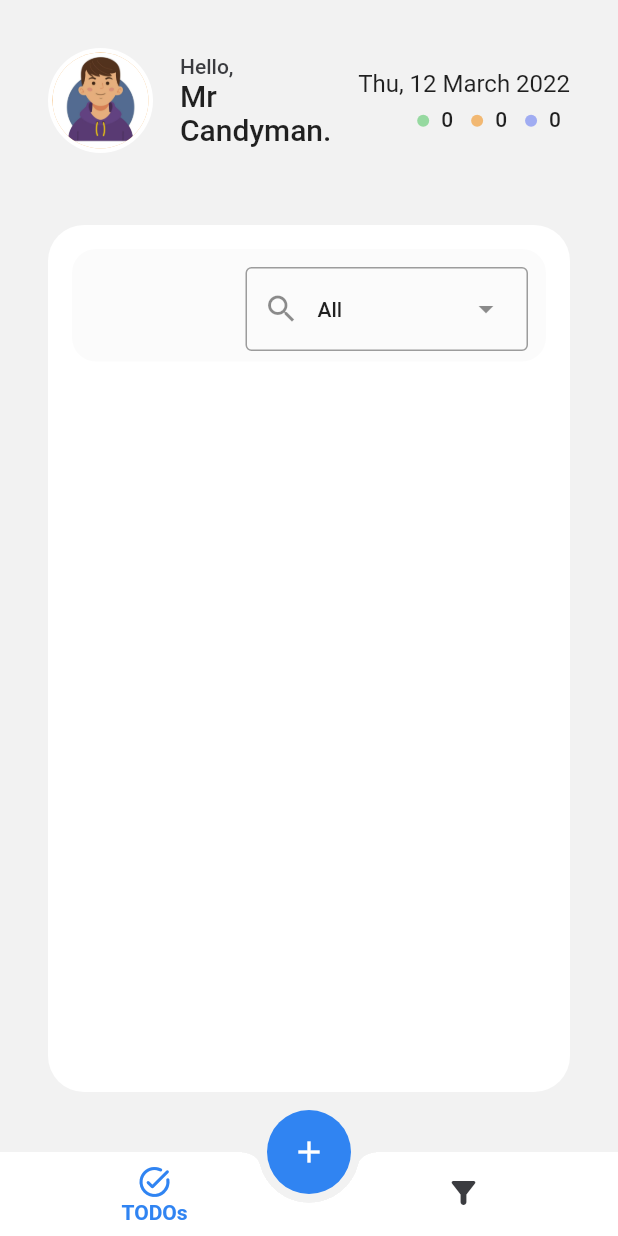
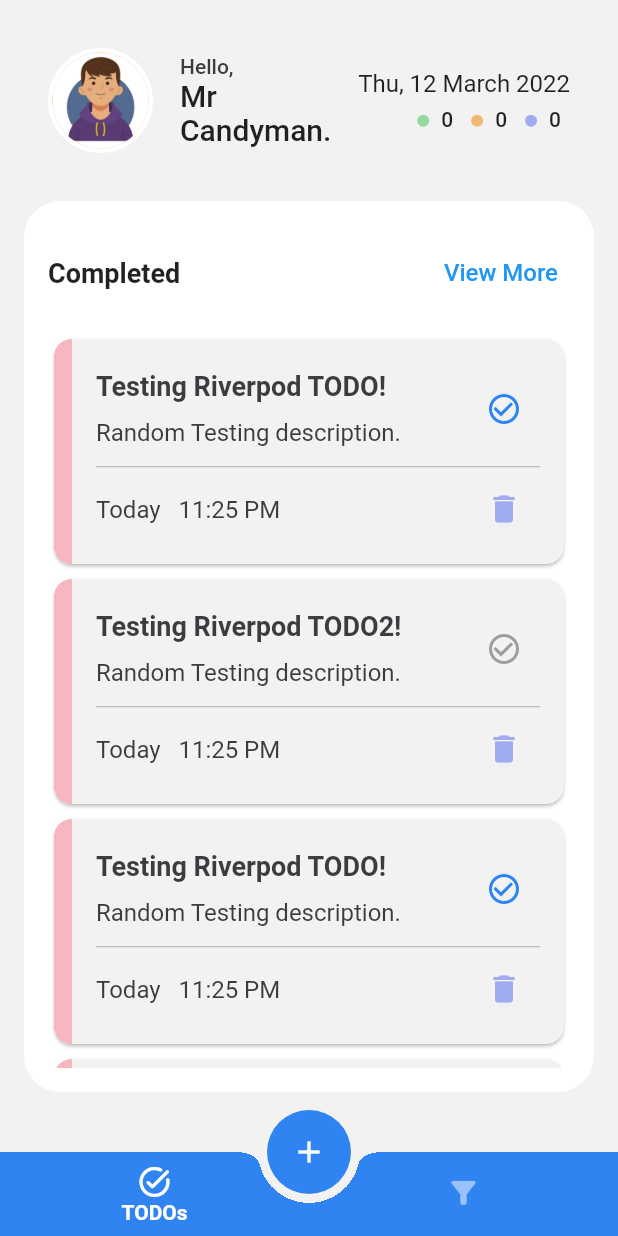
Before and after one commit to Hippopop/full-stack-todo, a Flutter app: the screen it shows after launch, on a phone screen of 412 x 824 dp. Run offline on Flutter 3.47's test engine with Material 2 defaults, Android fonts, the light colour scheme and no system bars; our stand-ins replace flutter_riverpod, freezed_annotation, go_router, lottie.

Commit message:
todo system on progress!

```diff
--- a/todo_client/analysis_options.yaml
+++ b/todo_client/analysis_options.yaml
@@ -1,5 +1,9 @@
 include: package:flutter_lints/flutter.yaml
 
 analyzer:
+  exclude:
+    - lib/**.g.dart
+    - lib/**.freezed.dart
+
   errors:
     invalid_annotation_target: ignore
--- /dev/null
+++ b/todo_client/lib/src/domain/model/todo/todo.dart
@@ -0,0 +1,19 @@
+import 'package:flutter/foundation.dart';
+import 'package:freezed_annotation/freezed_annotation.dart';
+
+part 'todo.freezed.dart';
+
+part 'todo.g.dart';
+
+@freezed
+class Todo with _$Todo {
+  const factory Todo({
+    required int id,
+    required String title,
+    String? description,
+    required String state,
+    required String priority,
+  }) = _Todo;
+
+  factory Todo.fromJson(Map<String, Object?> json) => _$TodoFromJson(json);
+}
--- a/todo_client/lib/src/features/homepage/controllers/navbar_controller.dart
+++ b/todo_client/lib/src/features/homepage/controllers/navbar_controller.dart
@@ -11,8 +11,6 @@ class NavbarManager {
   ];
 
   int index(String path) => pathList.indexOf(path);
-
   String path(int index) => pathList[index];
-
   const NavbarManager();
 }
--- /dev/null
+++ b/todo_client/lib/src/features/homepage/controllers/todo_provider.dart
@@ -0,0 +1,72 @@
+import 'package:flutter_riverpod/flutter_riverpod.dart';
+import 'package:todo_client/src/domain/model/todo/todo.dart';
+
+class TodosNotifier extends Notifier<List<Todo>> {
+  @override
+  List<Todo> build() {
+    return [
+      const Todo(
+        id: 1,
+        title: 'Testing Riverpod TODO!',
+        description: 'Random Testing description.',
+        state: 'completed',
+        priority: 'high',
+      ),
+      const Todo(
+        id: 2,
+        title: 'Testing Riverpod TODO2!',
+        description: 'Random Testing description.',
+        state: 'active',
+        priority: 'high',
+      ),
+      const Todo(
+        id: 3,
+        title: 'Testing Riverpod TODO!',
+        description: 'Random Testing description.',
+        state: 'completed',
+        priority: 'low',
+      ),
+      const Todo(
+        id: 4,
+        title: 'Testing Riverpod TODO4!',
+        description: 'Random Testing description.',
+        state: 'completed',
+        priority: 'high',
+      ),
+      const Todo(
+        id: 5,
+        title: 'Testing Riverpod TODO5!',
+        description: 'Random Testing description.',
+        state: 'completed',
+        priority: 'medium',
+      ),
+    ];
+  }
+
+  void addTodo(Todo todo) {
+    state = [...state, todo];
+  }
+
+  void removeTodo(int todoId) {
+    state = [
+      for (final todo in state)
+        if (todo.id != todoId) todo,
+    ];
+  }
+
+  void toggle(int todoId) {
+    state = [
+      for (final todo in state)
+        if (todo.id == todoId)
+          todo.copyWith(
+            state: todo.state == 'completed' ? 'active' : 'completed',
+          )
+        else
+          todo,
+    ];
+  }
+}
+
+final todosProvider = NotifierProvider<TodosNotifier, List<Todo>>(() {
+  return TodosNotifier();
+});
--- a/todo_client/lib/src/features/homepage/views/todo_screen.dart
+++ b/todo_client/lib/src/features/homepage/views/todo_screen.dart
@@ -1,35 +1,26 @@
 import 'package:flutter/material.dart';
 import 'package:flutter/services.dart';
+import 'package:flutter_riverpod/flutter_riverpod.dart';
 import 'package:lottie/lottie.dart';
-
-import '../../../system/themes/extensions/colors_theme.dart';
+import 'package:todo_client/src/domain/model/todo/todo.dart';
+import 'package:todo_client/src/features/homepage/controllers/todo_provider.dart';
+import 'package:todo_client/src/system/themes/extensions/theme_extensions.dart';
 
 class AllTodoScreen extends StatelessWidget {
   const AllTodoScreen({super.key});
 
-  // final String profileAvatarString =
-  // 'https://img.freepik.com/free-psd/3d-illustration-person-tank-top_23-2149436202.jpg?size=626&ext=jpg&ga=GA1.1.517707850.1679506246&semt=ais';
-  // 'https://img.freepik.com/free-vector/3d-cartoon-young-woman-smiling-circle-frame-character-illustration-vector-design_40876-3100.jpg?size=626&ext=jpg&ga=GA1.1.517707850.1679506246&semt=ais';
-  // 'https://img.freepik.com/free-psd/3d-illustration-person-with-glasses_23-2149436185.jpg?size=626&ext=jpg&ga=GA1.1.517707850.1679506246&semt=ais';
-  // 'https://img.freepik.com/free-photo/fun-3d-illustration-black-referee-with-mask_183364-81233.jpg?size=626&ext=jpg&ga=GA1.1.517707850.1679506246&semt=ais';
-  // 'https://img.freepik.com/free-vector/portrait-beautiful-girl-with-tiara-her-head_1196-849.jpg?size=626&ext=jpg&ga=GA1.1.517707850.1679506246&semt=ais';
+  final titleTextStyles = const TextStyle(
+    fontSize: 18,
+    fontWeight: FontWeight.bold,
+  );
+
   @override
   Widget build(BuildContext context) {
     final colorTheme = Theme.of(context).extension<ColorsTheme>();
     return ColoredBox(
       color: colorTheme?.backgroundColor ?? Colors.white70,
       child: MouseRegion(
-        onHover: (PointerHoverEvent event) {
-          // print(event.toString());//Local offset
-          // print(event.distanceMin);//0.0
-          // print(event.distanceMax);//0.0
-          // print(event.distance);//0.0
-          // print(event.delta);//distanceMoved
-          // print(event.localDelta);//DistanceMoved based on the whole screen
-          // print(event.orientation);//0.0
-          // print(event.original);//GlobalOffset ig.
-          // print(event.)
-        },
+        onHover: (PointerHoverEvent event) {},
         child: SafeArea(
           child: Column(
             children: [
@@ -38,104 +29,39 @@ class AllTodoScreen extends StatelessWidget {
                 child: Container(
                   width: double.infinity,
                   margin: const EdgeInsets.only(
-                      left: 32, right: 32, top: 16, bottom: 40),
+                      left: 16, right: 16, top: 0, bottom: 40),
                   padding: const EdgeInsets.all(16),
                   decoration: BoxDecoration(
                     color: colorTheme?.white,
                     borderRadius: BorderRadius.circular(24),
                   ),
-                  child: MenuTheme(
-                    data: MenuThemeData(
-                      style: MenuStyle(
-                        elevation: MaterialStateProperty.resolveWith(
-                          (states) {
-                            print(states.toString());
-                            if (states.contains(MaterialState.focused))
-                              return 8;
-                          },
+                  constraints: const BoxConstraints(
+                    maxWidth: 980,
+                  ),
+                  child: Column(
+                    children: [
+                      Padding(
+                        padding: const EdgeInsets.only(top: 8.0, bottom: 16),
+                        child: Row(
+                          mainAxisAlignment: MainAxisAlignment.spaceBetween,
+                          children: [
+                            Text(
+                              'Completed',
+                              style: titleTextStyles,
+                            ),
+                            TextButton(
+                              onPressed: () {},
+                              child: const Text(
+                                'View More',
+                                style: TextStyle(
+                                  fontSize: 16,
                                 ),
                               ),
                             ),
-                    child: Column(
-                      children: [
-                        SizedBox(
-                          width: double.infinity,
-                          height: 75,
-                          child: Container(
-                            padding: const EdgeInsets.all(12),
-                            decoration: BoxDecoration(
-                              color:
-                                  colorTheme?.backgroundColor.withOpacity(0.3),
-                              borderRadius: BorderRadius.circular(16),
-                            ),
-                            child: Row(
-                              children: const [
-                                Spacer(),
-                                DropdownMenu(
-                                  selectedTrailingIcon:
-                                      Icon(Icons.check_circle_outline),
-                                  enableFilter: false,
-                                  initialSelection: 'All',
-                                  hintText: 'Filter',
-                                  menuStyle: MenuStyle(),
-                                  leadingIcon: Icon(
-                                    Icons.search,
-                                  ),
-
-                                  // inputDecorationTheme: InputDecorationTheme(
-                                  // border: OutlineInputBorder(),
-                                  // ),
-                                  dropdownMenuEntries: [
-                                    DropdownMenuEntry(
-                                      value: 'All',
-                                      label: 'All',
-                                    ),
-                                    DropdownMenuEntry(
-                                      value: 'Completed',
-                                      label: 'Completed',
-                                    ),
-                                    DropdownMenuEntry(
-                                      value: 'Left',
-                                      label: 'Left',
-                                    ),
                           ],
                         ),
-                                /* MenuBar(
-                                  children: [
-                                    Icon(Icons.abc),
-                                    Icon(Icons.access_alarm),
-                                    Icon(Icons.abc),
-                                    Icon(Icons.access_alarm),
-                                  ],
-                                  style: MenuStyle(),
-                                ), */
-                                MenuAnchor(menuChildren: [
-                                  Icon(Icons.abc),
-                                  Icon(Icons.access_alarm),
-                                  Icon(Icons.abc),
-                                  Icon(Icons.access_alarm),
-                                ]),
-                                /* DropdownButtonHideUnderline(
-                                  child: DropdownButton(
-                                    items: ["All", "Selected", "Done"]
-                                        .map(
-                                          (e) => DropdownMenuItem(
-                                            value: e,
-                                            child: Text(
-                                              e,
                       ),
-                                          ),
-                                        )
-                                        .toList(),
-                                    value: 'All',
-                                    selectedItemBuilder: (context) =>
-                                        List.generate(
-                                      3,
-                                      (index) => Container(color: Colors.white),
-                                    ),
-                                    onChanged: (value) {},
-                                  ),
-                                ), */
+                      const Expanded(child: TODOListView())
                     ],
                   ),
                 ),
@@ -144,9 +70,140 @@ class AllTodoScreen extends StatelessWidget {
           ),
         ),
       ),
+    );
+  }
+}
+
+class TODOListView extends ConsumerWidget {
+  const TODOListView({
+    super.key,
+  });
+
+  @override
+  Widget build(BuildContext context, WidgetRef ref) {
+    final todos = ref.watch(todosProvider);
+    return ListView.separated(
+      itemBuilder: (context, index) => TODOCardWidget(
+        todo: todos[index],
+      ),
+      separatorBuilder: (_, __) => const SizedBox(height: 2),
+      itemCount: todos.length,
+    );
+  }
+}
+
+class TODOCardWidget extends ConsumerWidget {
+  const TODOCardWidget({
+    super.key,
+    required this.todo,
+  });
+  final Todo todo;
+  @override
+  Widget build(BuildContext context, WidgetRef ref) {
+    final ColorsTheme? colorTheme = Theme.of(context).extension();
+    return Card(
+      color: colorTheme?.backgroundColor,
+      shape: RoundedRectangleBorder(
+        borderRadius: BorderRadius.circular(12),
+      ),
+      clipBehavior: Clip.hardEdge,
+      child: SizedBox(
+        height: 150,
+        child: Row(
+          children: [
+            ColoredBox(
+              color: colorTheme?.extraColor ?? Colors.black,
+              child: const SizedBox(
+                width: 12,
+                height: double.infinity,
+              ),
+            ),
+            Expanded(
+              child: Padding(
+                padding: const EdgeInsets.all(16),
+                child: Column(
+                  children: [
+                    Expanded(
+                      flex: 6,
+                      child: Row(
+                        children: [
+                          Expanded(
+                            child: Column(
+                              mainAxisAlignment: MainAxisAlignment.spaceAround,
+                              crossAxisAlignment: CrossAxisAlignment.start,
+                              children: [
+                                Text(
+                                  todo.title,
+                                  style: TextStyle(
+                                    color: colorTheme?.extraTextColor,
+                                    fontSize: 18,
+                                    fontWeight: FontWeight.bold,
+                                  ),
+                                ),
+                                Text(
+                                  todo.description ?? '',
+                                  maxLines: 1,
+                                  overflow: TextOverflow.ellipsis,
+                                  style: TextStyle(
+                                    fontSize: 16,
+                                    color: colorTheme?.extraTextColor,
+                                  ),
                                 ),
                               ],
                             ),
+                          ),
+                          const SizedBox(width: 24),
+                          IconButton(
+                            onPressed: () {
+                              ref.read(todosProvider.notifier).toggle(todo.id);
+                            },
+                            icon: Icon(
+                              Icons.check_circle_outline,
+                              color: (todo.state == 'completed')
+                                  ? colorTheme?.primaryColor
+                                  : Colors.grey,
+                            ),
+                          ),
+                        ],
+                      ),
+                    ),
+                    Divider(
+                      thickness: 0.5,
+                      color: colorTheme?.extraTextColor.withOpacity(0.5),
+                    ),
+                    Expanded(
+                      flex: 4,
+                      child: Row(
+                        children: [
+                          Expanded(
+                            child: Text(
+                              'Today   11:25 PM',
+                              maxLines: 1,
+                              overflow: TextOverflow.ellipsis,
+                              style: TextStyle(
+                                fontSize: 16,
+                                color: colorTheme?.extraTextColor,
+                              ),
+                            ),
+                          ),
+                          const SizedBox(width: 24),
+                          IconButton(
+                            onPressed: () => ref
+                                .read(todosProvider.notifier)
+                                .removeTodo(todo.id),
+                            icon: Icon(
+                              Icons.delete,
+                              color: colorTheme?.secoderyAccent,
+                            ),
+                          ),
+                        ],
+                      ),
+                    ),
+                  ],
+                ),
+              ),
+            ),
+          ],
         ),
       ),
     );
--- a/todo_client/lib/src/features/homepage/views/widgets/navbar.dart
+++ b/todo_client/lib/src/features/homepage/views/widgets/navbar.dart
@@ -23,10 +23,10 @@ class NavigationBarWidget extends ConsumerWidget {
       shape: const CircularNotchedRectangle(),
       child: BottomNavigationBar(
         showUnselectedLabels: false,
-        backgroundColor: colorTheme?.white,
-        selectedItemColor: colorTheme?.primaryColor,
+        backgroundColor: colorTheme?.primaryColor,
+        selectedItemColor: colorTheme?.white,
         currentIndex: navbarManager.index(currentPath),
-        unselectedItemColor: colorTheme?.extraTextColor,
+        unselectedItemColor: colorTheme?.white.withOpacity(0.5),
         onTap: (value) => context.go(navbarManager.path(value)),
         selectedLabelStyle: TextStyle(
           fontSize: 14,
```
Also changed, not shown: todo_client/lib/src/system/routes/router.dart (+20 -7 lines), todo_client/pubspec.yaml (+9 -5 lines), todo_client/lib/src/domain/model/todo/todo.freezed.dart (added), todo_client/lib/src/domain/model/todo/todo.g.dart (added), todo_client/pubspec.lock, 3 other files. Lines whose indentation alone changed are shown as unchanged.
